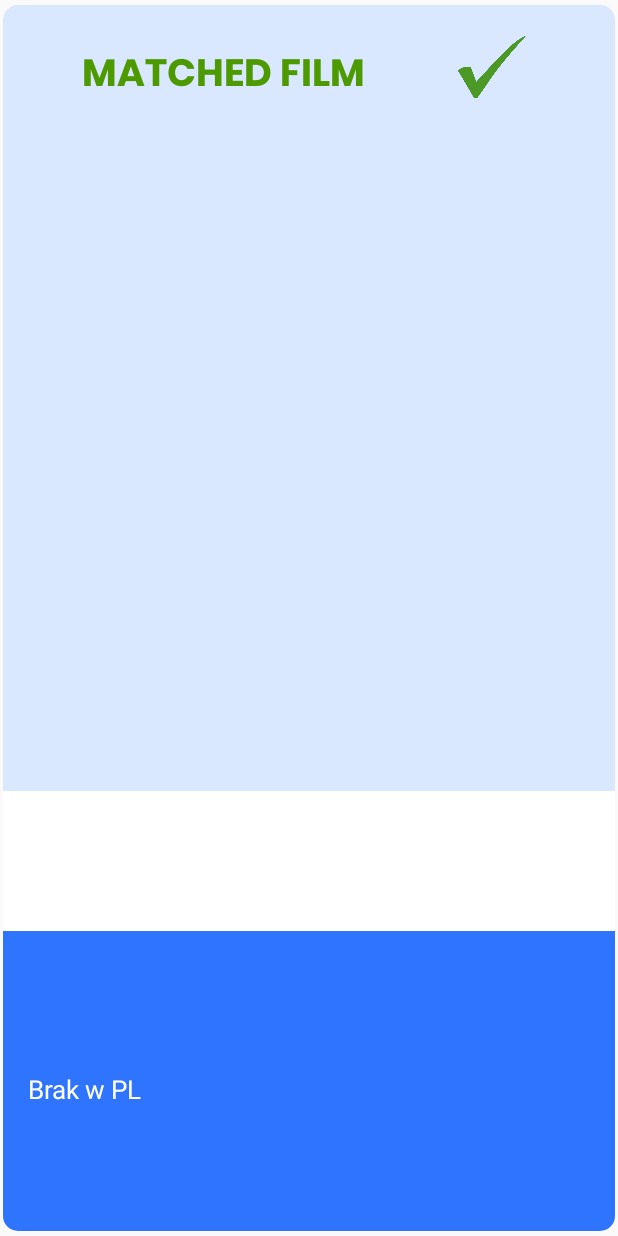
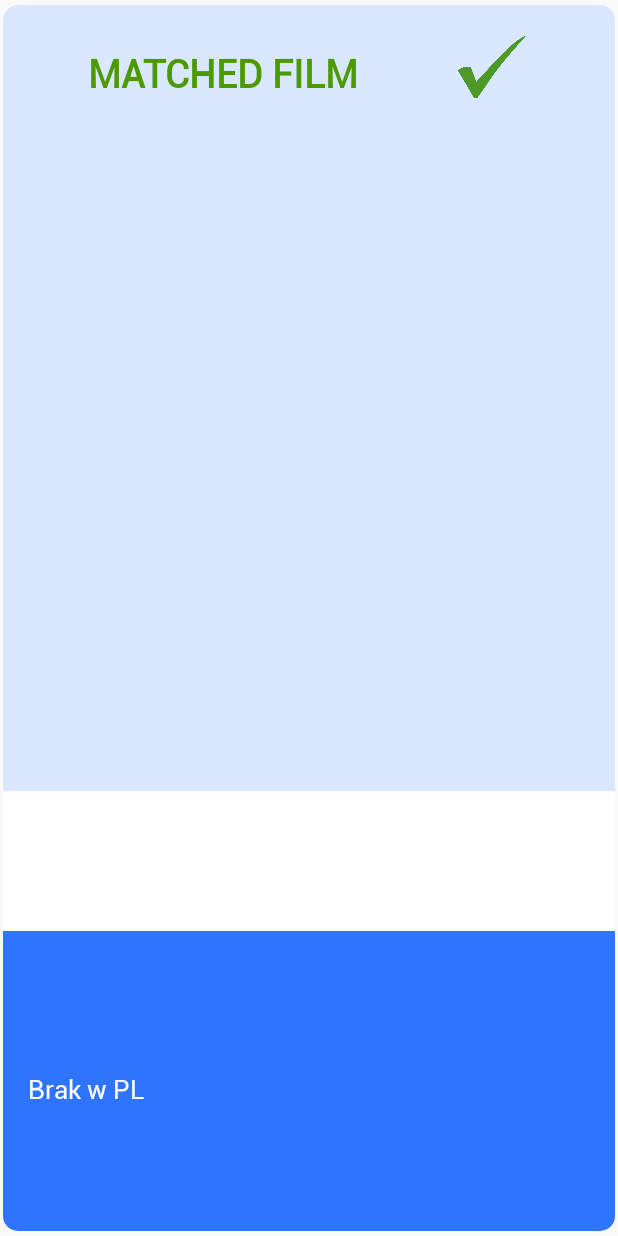
Before and after one commit to michalkedzia/Movie4Us, an Android app: the Match screen opened directly, with no data from a screen before it, on a phone screen of 412 x 824 dp. Run offline under Robolectric (Android 15) with nearby library versions, the light colour scheme and no system bars; our stand-ins replace Picasso; pictures from the network do not load; 4 statements that could not run were skipped.

Commit message:
Translate alert dialogs and change font

```diff
--- a/Projekt_Kompetencyjny/app/src/main/java/config/Configuration.java
+++ b/Projekt_Kompetencyjny/app/src/main/java/config/Configuration.java
@@ -1,5 +1,5 @@
 package config;
 
 public class Configuration {
-  public static final String IP = "169.254.250.43";
+  public static final String IP = "192.168.1.101";
 }
--- a/Projekt_Kompetencyjny/app/src/main/res/layout/activity_match.xml
+++ b/Projekt_Kompetencyjny/app/src/main/res/layout/activity_match.xml
@@ -23,7 +23,7 @@
                 android:id="@+id/textmatched"
                 android:layout_width="190dp"
                 android:layout_height="40dp"
-                android:fontFamily="@font/poppinsbold"
+                android:fontFamily="@font/roboto"
                 android:gravity="center"
                 android:text="MATCHED FILM"
                 android:textStyle="bold"
@@ -97,7 +97,8 @@
                 android:layout_height="wrap_content"
                 android:padding="25px"
                 android:textColor="@android:color/white"
-                android:textSize="17sp"/>
+                android:textSize="17sp"
+                android:fontFamily="@font/roboto"/>
 
         <!--        <ImageView-->
         <!--                android:layout_width="70dp"-->
--- a/Projekt_Kompetencyjny/app/src/main/res/values/strings.xml
+++ b/Projekt_Kompetencyjny/app/src/main/res/values/strings.xml
@@ -19,8 +19,6 @@
     <string name="Movie4Us">Movie4Us</string>
     <string name="SignUp">Sign up</string>
     <string name="choice">Choose category:</string>
-    <string name="create_an_account"><u>Create an account</u></string>
-    <string name="already_have_an_account_login"><u>Already have an account? Sign in!</u></string>
 
 
     <string-array name="categoriesList">
--- a/Projekt_Kompetencyjny/app/src/main/res/values/styles.xml
+++ b/Projekt_Kompetencyjny/app/src/main/res/values/styles.xml
@@ -1,7 +1,7 @@
 <resources>
     <!-- Base application theme. -->
     <style name="AppTheme" parent="Theme.AppCompat.Light.NoActionBar">
-<!--    <style name="AppTheme" parent="Theme.AppCompat.Light.DarkActionBar">-->
+        <!--    <style name="AppTheme" parent="Theme.AppCompat.Light.DarkActionBar">-->
         <!-- Customize your theme here. -->
         <item name="colorPrimary">@color/colorPrimary</item>
         <item name="colorPrimaryDark">@color/colorPrimaryDark</item>
```
Also changed, not shown: Projekt_Kompetencyjny/app/src/main/java/com/movie4us/ConnectDialog.java (+4 -4 lines), Projekt_Kompetencyjny/app/src/main/java/dialog/AcceptDialog.java (+4 -7 lines), Projekt_Kompetencyjny/app/src/main/java/dialog/InfoDialog.java (+8 -1 lines). Lines whose indentation alone changed are shown as unchanged.
